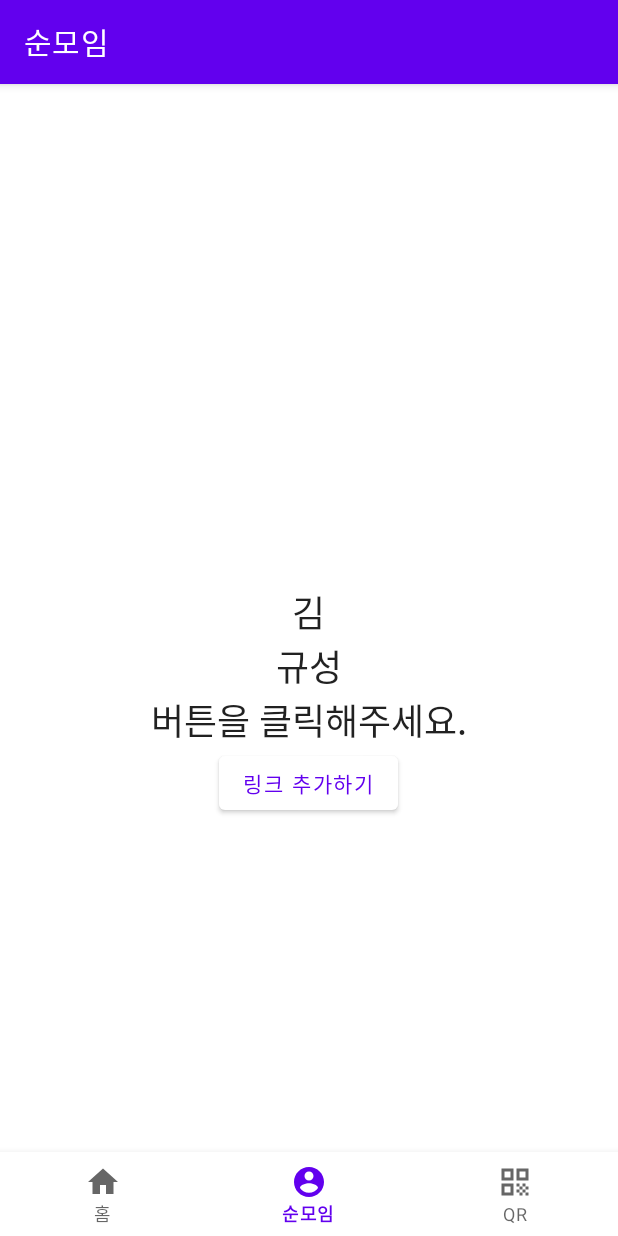
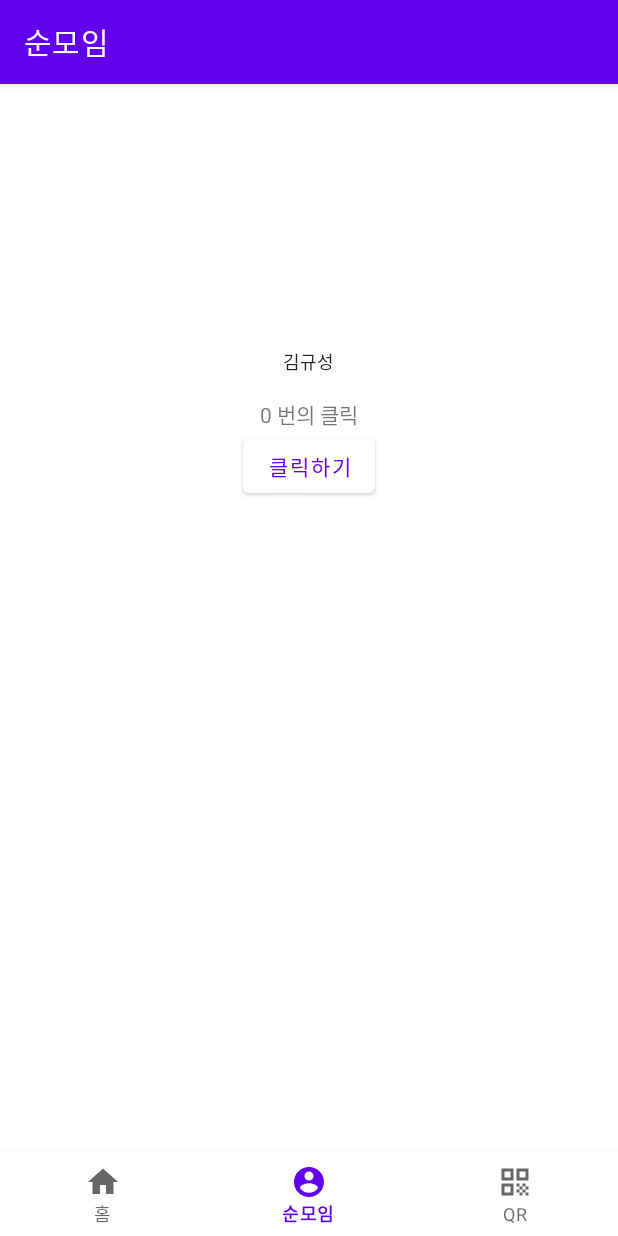
Before and after one commit to ksjmgrkks/J-people, an Android app: the CommunityFragment screen opened through its navigation route, on a phone screen of 412 x 824 dp. Run offline under Robolectric (Android 15) with nearby library versions, the phone set to English and light mode, and no system bars; our stand-ins replace data binding, navigation-ui; 1 statement that could not run was skipped.

Commit message:
Feat: CommunityFragment에서 databinding 연습 적용 2 2022/01/03 CommunityFragment 즉 View에서 ViewModel 안의 변수인 clicksText 라는 String 값과 clicks 라는 int 값이 변하는지 Observing(관찰) 하는 패턴으로 간단하게 구현하였다.

```diff
--- a/app/src/main/java/kks/jpeople/ui/community/CommunityFragment.kt
+++ b/app/src/main/java/kks/jpeople/ui/community/CommunityFragment.kt
@@ -63,7 +63,8 @@ class CommunityFragment : Fragment() {
 
         /** binding.root -> fragment_community.xml 을 의미함 */
         val root: View = binding.root
-        val textView: TextView = binding.textCommunity
+        val textViewCommunity: TextView = binding.textViewCommunity
+        val textViewClicks: TextView = binding.textViewClicks
 
         // data binding 변수를 이용하는법
         binding.name = "규성"
@@ -74,13 +75,20 @@ class CommunityFragment : Fragment() {
          * 람다함수
          * 링크 : https://codechacha.com/ko/kotlin-lambda-expressions/
          */
-        communityViewModel.text.observe(viewLifecycleOwner, Observer {
+        // Fragment(View) 에서
+        // ViewModel 안의 변수인 clicksText 라는 String 값과 clicks 라는 int 값이 변하는지 Observing(관찰) 한다.
+        // 관찰하는 값이 변화될때마다 View 를 갱신해준다.
+        communityViewModel.clicksText.observe(viewLifecycleOwner, Observer {
             /** kotlin it에 대하여
              * 출처 : https://tourspace.tistory.com/110
              * 인자가 하나일 때 람다식 내부에서 it 으로 치환이 가능함.
              * 즉, textString : String -> textView.text = textString 과 textView.text = it 은 같은 표현이다.
              */
-            textView.text = it
+            textViewCommunity.text = it
+        })
+
+        communityViewModel.clicks.observe(viewLifecycleOwner, Observer {
+            textViewClicks.text = it.toString().plus(" 번의 클릭")
         })
         return root
     }
--- a/app/src/main/java/kks/jpeople/ui/community/CommunityViewModel.kt
+++ b/app/src/main/java/kks/jpeople/ui/community/CommunityViewModel.kt
@@ -2,6 +2,7 @@ package kks.jpeople.ui.community
 import android.widget.Toast
 import androidx.lifecycle.LiveData
 import androidx.lifecycle.MutableLiveData
+import androidx.lifecycle.Transformations
 import androidx.lifecycle.ViewModel
 
 class CommunityViewModel : ViewModel() {
@@ -123,18 +124,23 @@ class CommunityViewModel : ViewModel() {
            https://hoyadev.tistory.com/110
            https://comoi.io/300
  */
+    private val _clicks = MutableLiveData(0)
 
-    private val _text = MutableLiveData<String>().apply {
-        value = "버튼을 클릭해주세요."
+    val clicks: LiveData<Int> = _clicks
+
+    val clicksText: LiveData<String> = Transformations.map(_clicks) {
+        when {
+            it > 9 -> "10번 이상 클릭하셨습니다."
+            it > 4 -> "5번 이상 클릭하셨습니다."
+            it == 0 -> "버튼을 여러번 클릭해보세요!"
+            else -> "버튼을 클릭하셨습니다."
+        }
     }
 
     fun clickButton() {
-        _text.apply {
-            value = "버튼을 클릭했습니다."
-        }
+        //버튼 클릭 시 click 값을 1 증가시켜준다.
+        _clicks.value = (_clicks.value ?: 0) + 1
     }
-
-    val text: LiveData<String> = _text
 
 
 }
--- a/app/src/main/res/layout/fragment_community.xml
+++ b/app/src/main/res/layout/fragment_community.xml
@@ -19,13 +19,20 @@
         <LinearLayout
             android:layout_width="match_parent"
             android:layout_height="match_parent"
-            android:gravity="center"
+            android:gravity="top|center"
+            android:layout_marginTop="120dp"
             android:orientation="vertical">
+
+            <LinearLayout
+                android:layout_width="wrap_content"
+                android:layout_height="wrap_content"
+                android:orientation="horizontal">
 
                 <TextView
                     android:id="@+id/plain_lastname"
                     android:layout_width="wrap_content"
                     android:layout_height="wrap_content"
+                    android:textSize="12sp"
                     android:text="@{lastName}"
                     android:textAppearance="?attr/textAppearanceHeadline5" />
 
@@ -33,15 +40,23 @@
                     android:id="@+id/plain_name"
                     android:layout_width="wrap_content"
                     android:layout_height="wrap_content"
+                    android:textSize="12sp"
                     android:text="@{name}"
+                    android:textAppearance="?attr/textAppearanceHeadline5" />
+            </LinearLayout>
+
+            <TextView
+                android:id="@+id/textView_community"
+                android:layout_width="wrap_content"
+                android:layout_height="wrap_content"
+                android:textSize="11sp"
+                android:text="@{viewmodel.clicksText}"
                 android:textAppearance="?attr/textAppearanceHeadline5" />
 
             <TextView
-                android:id="@+id/text_community"
+                android:id="@+id/textView_clicks"
                 android:layout_width="wrap_content"
-                android:layout_height="wrap_content"
-                android:text="@{viewmodel.text}"
-                android:textAppearance="?attr/textAppearanceHeadline5" />
+                android:layout_height="wrap_content"/>
 
             <com.google.android.material.button.MaterialButton
                 android:id="@+id/add_link"
--- a/app/src/main/res/values/strings.xml
+++ b/app/src/main/res/values/strings.xml
@@ -3,6 +3,6 @@
     <string name="title_home">홈</string>
     <string name="title_community">순모임</string>
     <string name="title_qrcode">QR</string>
-    <string name="add_link">링크 추가하기</string>
+    <string name="add_link">클릭하기</string>
     <string name="link_empty"> 링크가 없습니다</string>
 </resources>
```
Lines whose indentation alone changed are shown as unchanged.
